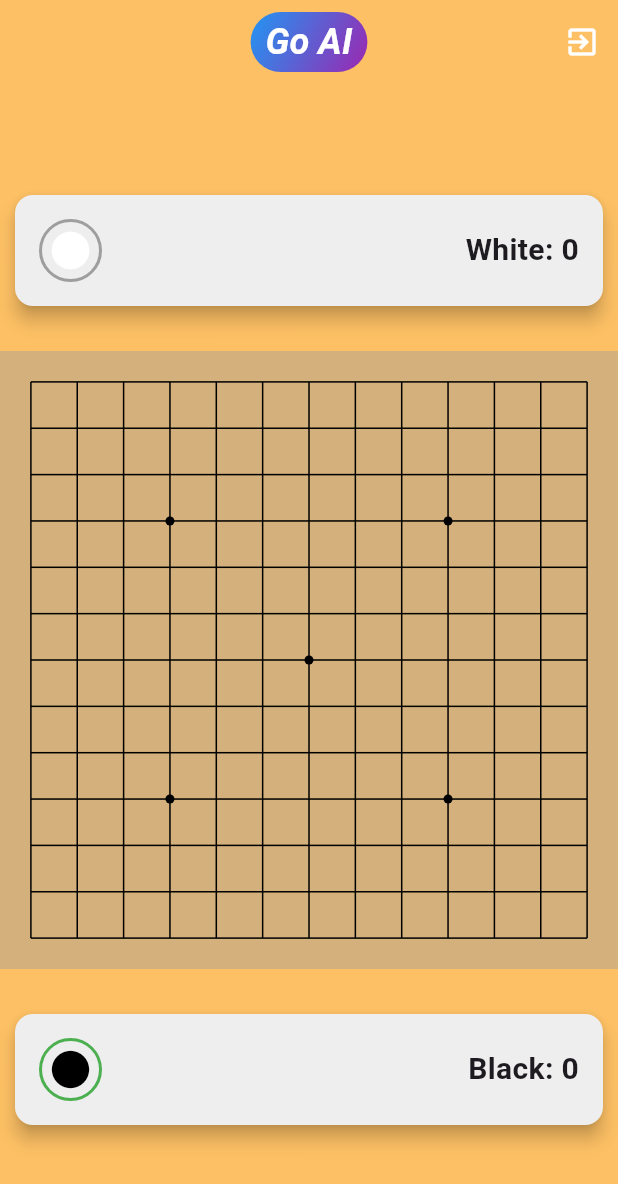
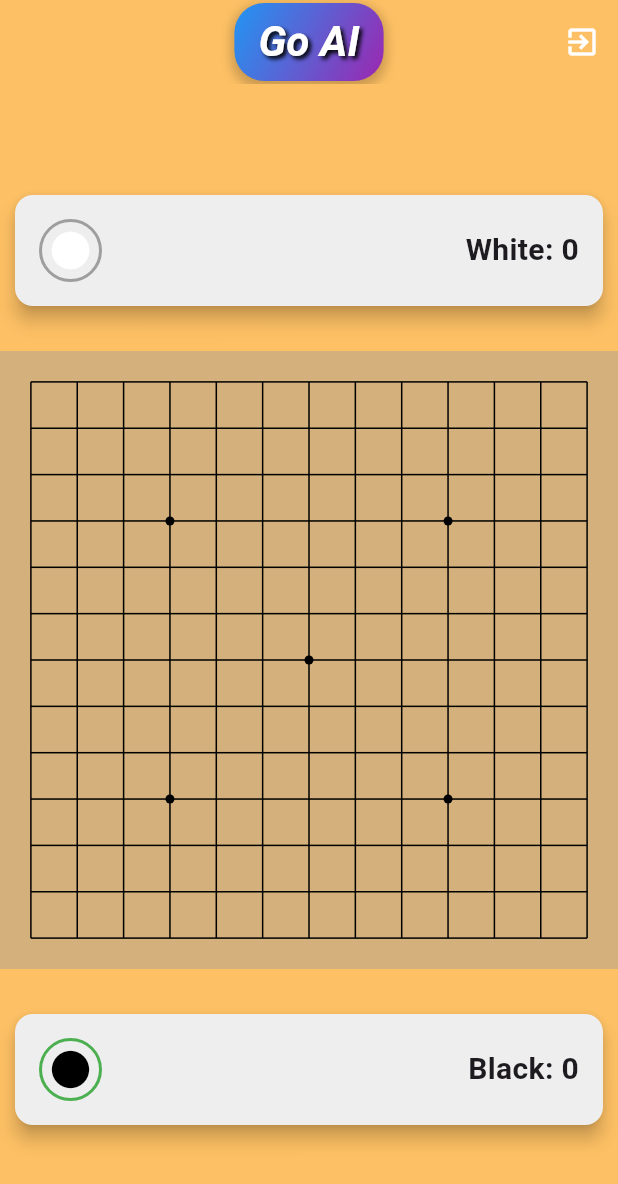
Before and after one commit to hisushanta/playgo, a Flutter app: the GoAIBoard screen opened directly, on a phone screen of 412 x 824 dp. Shown: the top 1184 px of the screen. Run offline on Flutter 3.47's test engine with Material 3 defaults, Android fonts, the phone set to English and light mode, and no system bars; our stand-ins replace cloud_firestore, firebase_auth, firebase_core, firebase_storage, google_fonts, image_picker and 2 more; missing offline and left inert: firebase_ui_auth; accounts and stored records are empty; statements that could not run were skipped.

Commit message:
modify app title

```diff
--- a/playgo/lib/pages/aiPlay.dart
+++ b/playgo/lib/pages/aiPlay.dart
@@ -361,7 +361,7 @@ class _GoAIBoardState extends State<GoAIBoard> {
       appBar: AppBar(
         backgroundColor: const Color.fromARGB(255, 253, 192, 100),
         title: Container(
-          padding: const EdgeInsets.symmetric(horizontal: 10, vertical: 5),
+          padding: const EdgeInsets.symmetric(horizontal: 16, vertical: 8),
           decoration: BoxDecoration(
             gradient: const LinearGradient(
               colors: [Colors.blue, Colors.purple],
@@ -369,14 +369,29 @@ class _GoAIBoardState extends State<GoAIBoard> {
               end: Alignment.bottomRight,
             ),
             borderRadius: BorderRadius.circular(20),
+            boxShadow: [
+              BoxShadow(
+                color: Colors.black.withOpacity(0.2),
+                spreadRadius: 2,
+                blurRadius: 5,
+                offset: const Offset(0, 3),
+              ),
+            ],
           ),
           child: const Text(
             'Go AI',
             style: TextStyle(
-              fontSize: 24,
+              fontSize: 28,
               fontWeight: FontWeight.bold,
               fontStyle: FontStyle.italic,
               color: Colors.white,
+              shadows: [
+                Shadow(
+                  color: Colors.black,
+                  offset: Offset(2, 2),
+                  blurRadius: 3,
+                ),
+              ],
             ),
           ),
         ),
```
